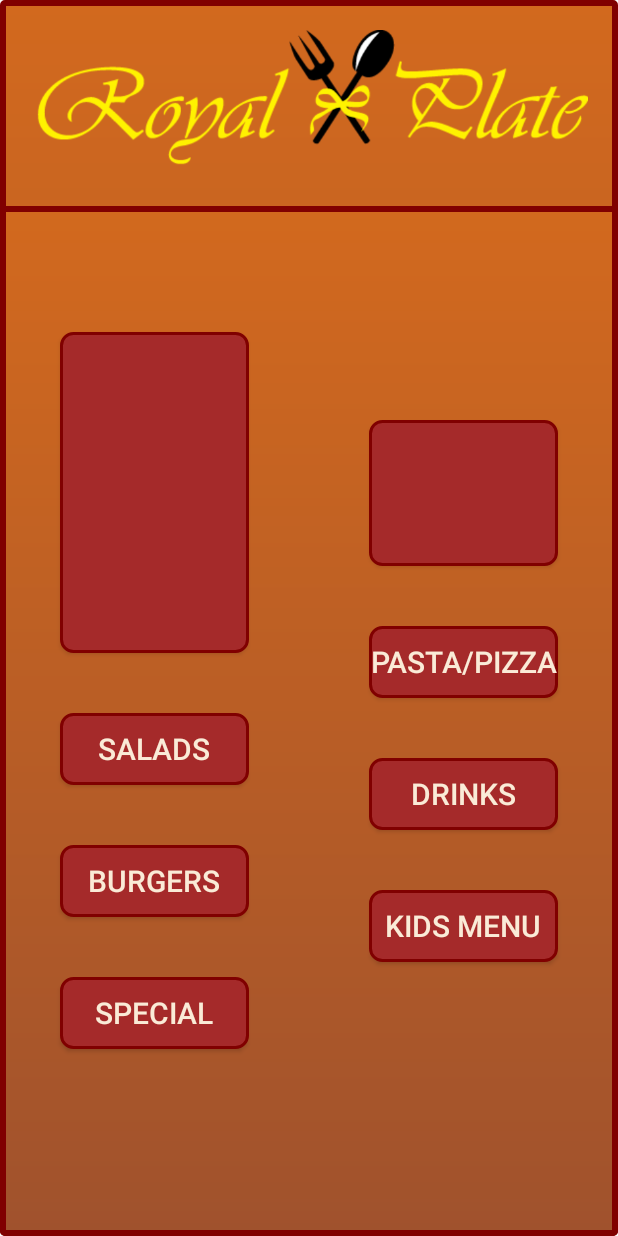
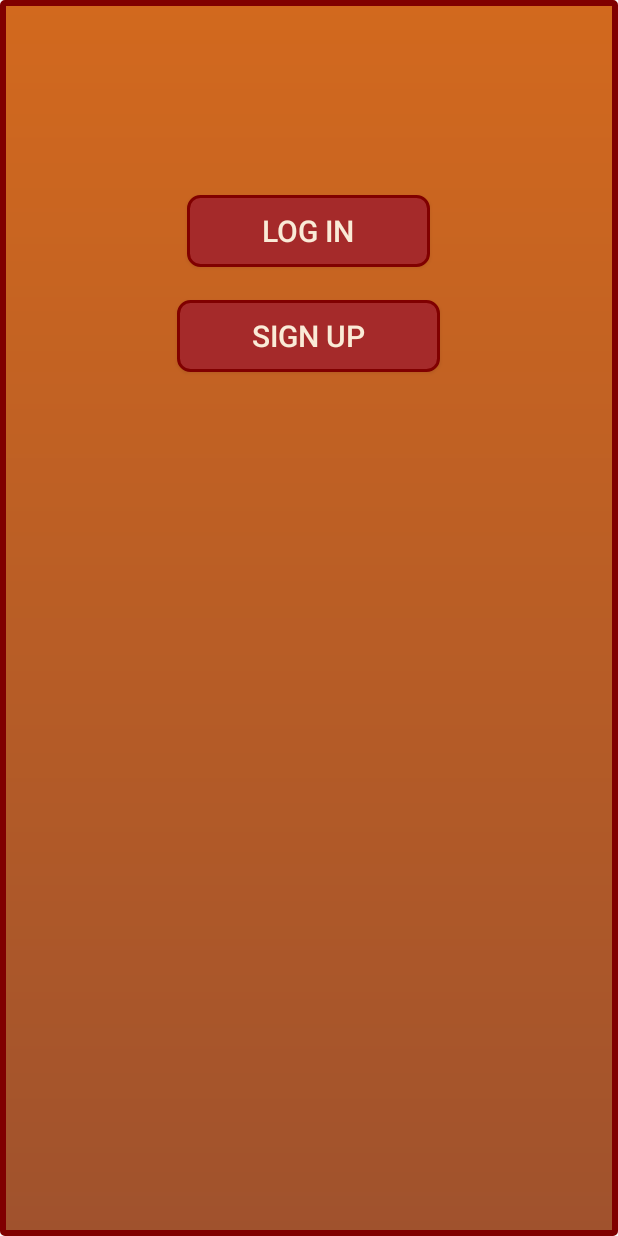
Before and after one commit to betterTHANbefore/betterTHANbefore, an Android app: the SelectActivity screen opened directly, with no data from a screen before it, after a tap on "WAITER", on a phone screen of 412 x 824 dp. Run offline under Robolectric (Android 15) with nearby library versions, the phone set to English and light mode, and no system bars.

Commit message:
login page added, upated other activities

```diff
--- a/RoyalPlate/app/src/main/java/com/royalplate/royalplate/ChefActivity.java
+++ b/RoyalPlate/app/src/main/java/java/com/royalplate/royalplate/ChefActivity.java
@@ -6,7 +6,7 @@ import android.os.Bundle;
 /**
  * Created by hetu on 4/10/15.
  */
-public class ChefActivity extends Activity{
+public class ChefActivity extends Activity {
     @Override
     protected void onCreate(final Bundle savedInstanceState) {
         super.onCreate(savedInstanceState);
--- a/RoyalPlate/app/src/main/java/com/royalplate/royalplate/SelectActivity.java
+++ b/RoyalPlate/app/src/main/java/java/com/royalplate/royalplate/SelectActivity.java
@@ -25,7 +25,7 @@ public class SelectActivity extends Activity{
         hostessButton.setOnClickListener(new View.OnClickListener() {
             @Override
             public void onClick(View v) {
-                Intent hostessIntnet = new Intent(getApplicationContext(),HostessActivity.class);
+                Intent hostessIntnet = new Intent(getApplicationContext(), HostessActivity.class);
                 startActivity(hostessIntnet);
             }
         });
@@ -33,7 +33,7 @@ public class SelectActivity extends Activity{
         waiterButton.setOnClickListener(new View.OnClickListener(){
             @Override
             public void onClick(View v) {
-                Intent  waiterIntent = new Intent(getApplicationContext(),MenuActivity.class);
+                Intent  waiterIntent = new Intent(getApplicationContext(), SignupOrLoginActivity.class);
                 startActivity(waiterIntent);
             }
         });
@@ -55,9 +55,6 @@ public class SelectActivity extends Activity{
             }
         });
 
-
-
     }
 
-
 }
--- /dev/null
+++ b/RoyalPlate/app/src/main/java/java/com/royalplate/royalplate/SignupOrLoginActivity.java
@@ -0,0 +1,39 @@
+package com.royalplate.royalplate;
+
+import android.app.Activity;
+import android.content.Intent;
+import android.os.Bundle;
+import android.os.PersistableBundle;
+import android.view.View;
+import android.widget.Button;
+
+/**
+ * Created by operamac on 4/14/15.
+ */
+public class SignupOrLoginActivity extends Activity {
+
+    private Button signupButton;
+    private Button loginButton;
+    @Override
+    public void onCreate(Bundle savedInstanceState ) {
+        super.onCreate(savedInstanceState);
+        setContentView(R.layout.signup_or_login_activity);
+
+        signupButton = (Button) findViewById(R.id.SignUpButton);
+        signupButton.setOnClickListener(new View.OnClickListener(){
+            @Override
+            public void onClick(View view) {
+                Intent intent = new Intent(SignupOrLoginActivity.this, SignUpActivity.class);
+                startActivity(intent);
+            }
+        });
+        loginButton = (Button) findViewById(R.id.LoginButton);
+        loginButton.setOnClickListener(new View.OnClickListener(){
+            @Override
+            public void onClick(View view) {
+                Intent intent = new Intent(SignupOrLoginActivity.this, LoginActivity.class);
+                startActivity(intent);
+            }
+        });
+    }
+}
--- a/RoyalPlate/app/src/main/java/com/royalplate/royalplate/SubMenuActivity.java
+++ b/RoyalPlate/app/src/main/java/java/com/royalplate/royalplate/SubMenuActivity.java
@@ -48,7 +48,7 @@ public class SubMenuActivity extends Activity{
                 icon_right.setImageResource(R.drawable.springrolls);
                 icon_left.setImageResource(R.drawable.springrolls);
 
-              break;
+                break;
 
             case "SALADS":
                 // Image appears in ImageView widgets from the source file
--- a/RoyalPlate/app/src/main/java/com/royalplate/royalplate/WelcomeActivity.java
+++ b/RoyalPlate/app/src/main/java/java/com/royalplate/royalplate/WelcomeActivity.java
@@ -15,9 +15,9 @@ public class WelcomeActivity extends Activity {
     protected void onCreate(final Bundle savedInstancesState){
         super.onCreate((savedInstancesState));
         setContentView(R.layout.welcome_activity);
-        ImageView royalplate = (ImageView)findViewById(R.id.royalplate_logo);
+        ImageView logoImage = (ImageView)findViewById(R.id.royalplate_logo);
 
-        royalplate.setOnClickListener(new View.OnClickListener(){
+        logoImage.setOnClickListener(new View.OnClickListener(){
             @Override
             public void onClick(View v){
                 Intent welcomeApp = new Intent(getApplicationContext(),SelectActivity.class);
--- /dev/null
+++ b/RoyalPlate/app/src/main/res/layout/signup_or_login_activity.xml
@@ -0,0 +1,36 @@
+<?xml version="1.0" encoding="utf-8"?>
+
+<RelativeLayout
+    xmlns:android="http://schemas.android.com/apk/res/android"
+    android:background="@drawable/draw_background"
+    android:layout_weight="1"
+    android:layout_width="match_parent"
+    android:layout_height="match_parent">
+
+        <Button
+            android:id="@+id/LoginButton"
+            android:textColor="@color/antiquewhite"
+            android:background="@drawable/draw_button"
+            android:layout_centerHorizontal="true"
+            android:layout_marginTop="130dp"
+            android:text="Log In"
+            android:textSize="20dp"
+            android:paddingLeft="50dp"
+            android:paddingRight="50dp"
+            android:layout_width="wrap_content"
+            android:layout_height="wrap_content" />
+
+        <Button
+            android:id="@+id/SignUpButton"
+            android:textColor="@color/antiquewhite"
+            android:background="@drawable/draw_button"
+            android:layout_centerHorizontal="true"
+            android:text="Sign Up"
+            android:textSize="20dp"
+            android:paddingLeft="50dp"
+            android:paddingRight="50dp"
+            android:layout_marginTop="200dp"
+            android:layout_width="wrap_content"
+            android:layout_height="wrap_content" />
+
+    </RelativeLayout>
--- a/RoyalPlate/app/src/main/res/layout/submenu_activity.xml
+++ b/RoyalPlate/app/src/main/res/layout/submenu_activity.xml
@@ -76,7 +76,6 @@
         android:background="@drawable/draw_background"
         android:orientation="horizontal"
         android:layout_weight="2"
-        android:showDividers="middle"
         android:layout_width="match_parent"
         android:layout_height="match_parent">
 
@@ -111,7 +110,7 @@
 
 
 
-            <!-- ordered items list appears here with Order button -->
+        <!-- ordered items list appears here with Order button -->
         <RelativeLayout
             android:layout_weight="2"
             android:layout_margin="20dp"
@@ -147,7 +146,6 @@
                 android:textColor="@color/antiquewhite"
                 android:background="@drawable/draw_button"
                 android:layout_alignParentBottom="true"
-
                 android:gravity="center"
                 android:layout_width="match_parent"
                 android:layout_height="wrap_content" />
```
Also changed, not shown: RoyalPlate/app/src/main/AndroidManifest.xml (+8 -4 lines), RoyalPlate/app/src/main/java/java/com/royalplate/royalplate/LoginActivity.java (added, +102 -0 lines), RoyalPlate/app/src/main/java/java/com/royalplate/royalplate/SampleApplication.java (added, +14 -0 lines), RoyalPlate/app/src/main/java/java/com/royalplate/royalplate/SignUpActivity.java (added, +117 -0 lines), RoyalPlate/app/src/main/res/layout/login_activity.xml (added, +47 -0 lines), RoyalPlate/app/src/main/res/layout/signup_activity.xml (added, +61 -0 lines), RoyalPlate/app/src/main/res/values-w820dp/strings.xml (added, +76 -0 lines), RoyalPlate/app/src/main/java/java/com/royalplate/royalplate/HostessActivity.java (renamed from RoyalPlate/app/src/main/java/com/royalplate/royalplate/HostessActivity.java), RoyalPlate/app/src/main/java/java/com/royalplate/royalplate/ManagerActivity.java (renamed from RoyalPlate/app/src/main/java/com/royalplate/royalplate/ManagerActivity.java), RoyalPlate/app/src/main/java/java/com/royalplate/royalplate/MenuActivity.java (indentation only), RoyalPlate/app/src/main/java/java/com/royalplate/royalplate/WaiterActivity.java (renamed from RoyalPlate/app/src/main/java/com/royalplate/royalplate/WaiterActivity.java).
